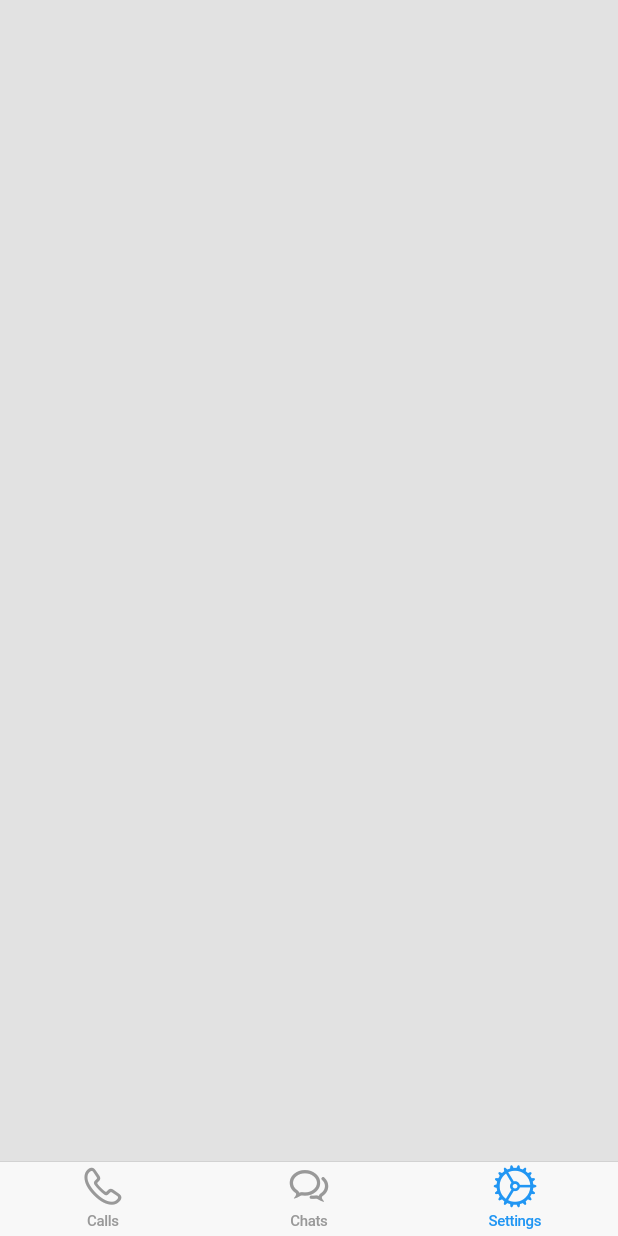
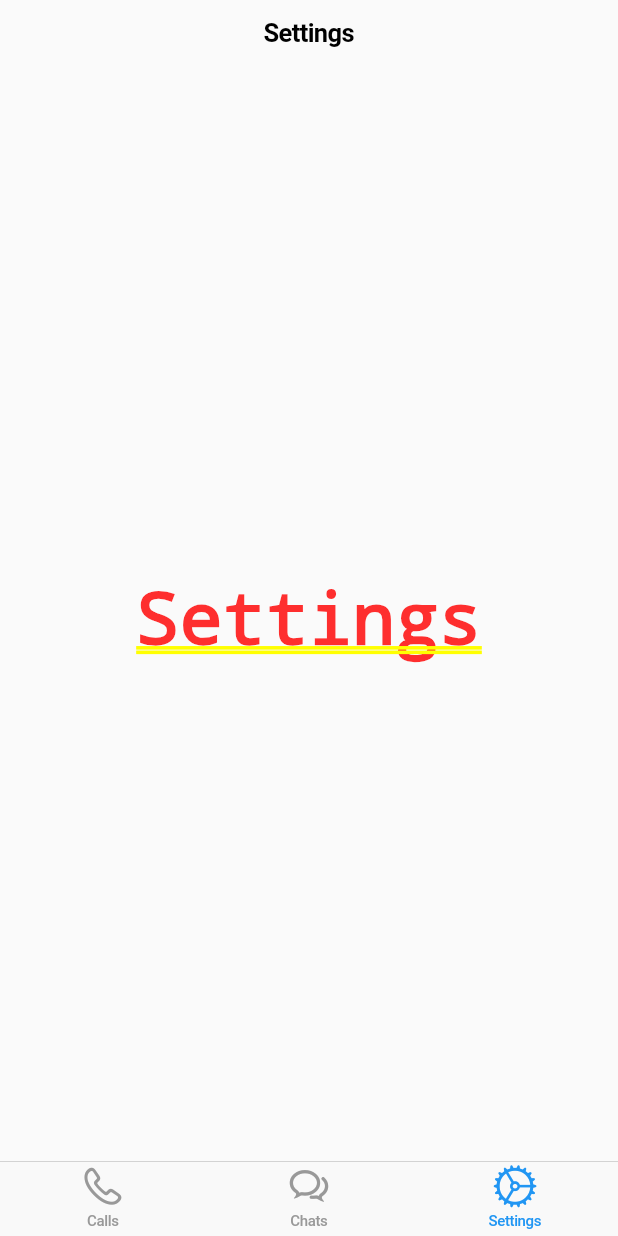
Before and after one commit to GeonwooVincentKim/Flutter_Example_1, a Flutter app: the Body screen opened directly, item 3 of the bottom bar chosen, on a phone screen of 412 x 824 dp. Run offline on Flutter 3.47's test engine with Material 2 defaults, Android fonts, the phone set to English and light mode, and no system bars; our stand-ins replace url_strategy; missing offline and left inert: consumer.

Commit message:
[Feature] - Body and Main has been upgraded

```diff
--- a/lib/cupertino_button/body.dart
+++ b/lib/cupertino_button/body.dart
@@ -43,7 +43,13 @@ class _BodyState extends State<Body> {
           case 1:
             returnValue = CupertinoTabView(
               builder: (context) {
-                return CupertinoChatPage();
+                return const CupertinoPageScaffold(
+                  navigationBar: CupertinoNavigationBar(
+                    middle: Text('Chat')
+                  ),
+                  child: Center(child: Text('Chat'))
+                );
+                // return CupertinoNavigationPage(middleWidget: Text(""));
               },
             );
             break;
@@ -51,7 +57,13 @@ class _BodyState extends State<Body> {
           case 2:
             returnValue = CupertinoTabView(
               builder: (context) {
-                return CupertinoSettingsPage();
+                return const CupertinoPageScaffold(
+                  navigationBar: CupertinoNavigationBar(
+                    middle: Text('Settings')
+                  ),
+                  child: Center(child: Text('Settings'))
+                );
+                // return CupertinoNavigationPage(middleWidget: Text(""));
               },
             );
             break;
@@ -62,3 +74,25 @@ class _BodyState extends State<Body> {
     );
   }
 }
+
+// class CupertinoNavigationPage extends StatelessWidget {
+//   // ignore: prefer_typing_uninitialized_variables
+//   final Widget middleWidget;
+
+//   const CupertinoNavigationPage({
+//     super.key,
+//     required this.middleWidget
+//   });
+
+//   @override
+//   Widget build(BuildContext context) {
+//     return const CupertinoPageScaffold(
+//       navigationBar: CupertinoNavigationBar(
+//         // middle: middleWidget
+//         // middle: Text('Calls')
+//         // middle: Widget(key: key, middleWidget),
+//       ),
+//       child: Center(child: Text('Calls'))
+//     );
+//   }
+// }
--- a/lib/cupertino_button/main.dart
+++ b/lib/cupertino_button/main.dart
@@ -13,6 +13,10 @@ class MyApp extends StatelessWidget {
       theme: CupertinoThemeData(brightness: Brightness.light),
       // home: BodyPageScaffold(),
       home: Body(),
+      initialRoute: "/",
+      routes:  {
+
+      }
     );
   }
 }
```
